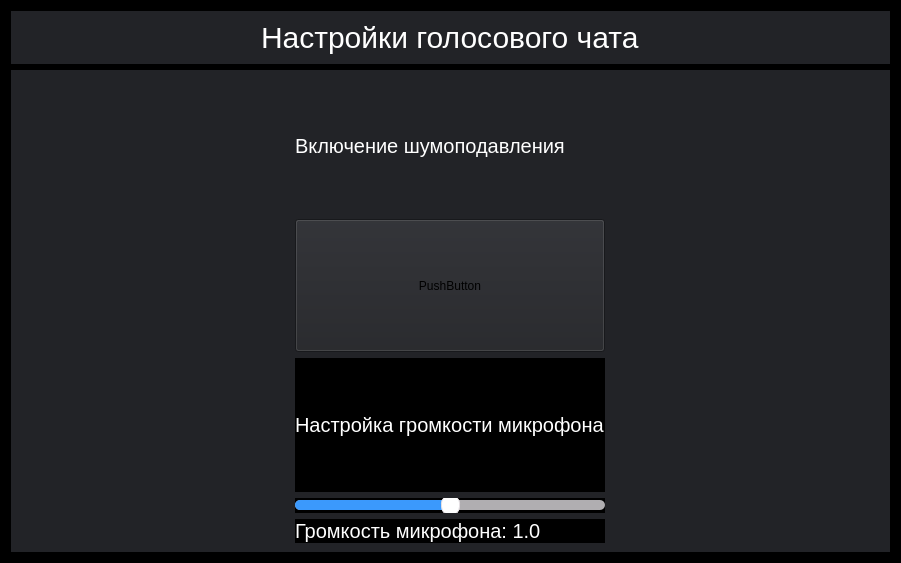
DmitryGorny/Zcord, file Zcord/GUI/Voice/VoiceParameters.ui: the form before one commit.
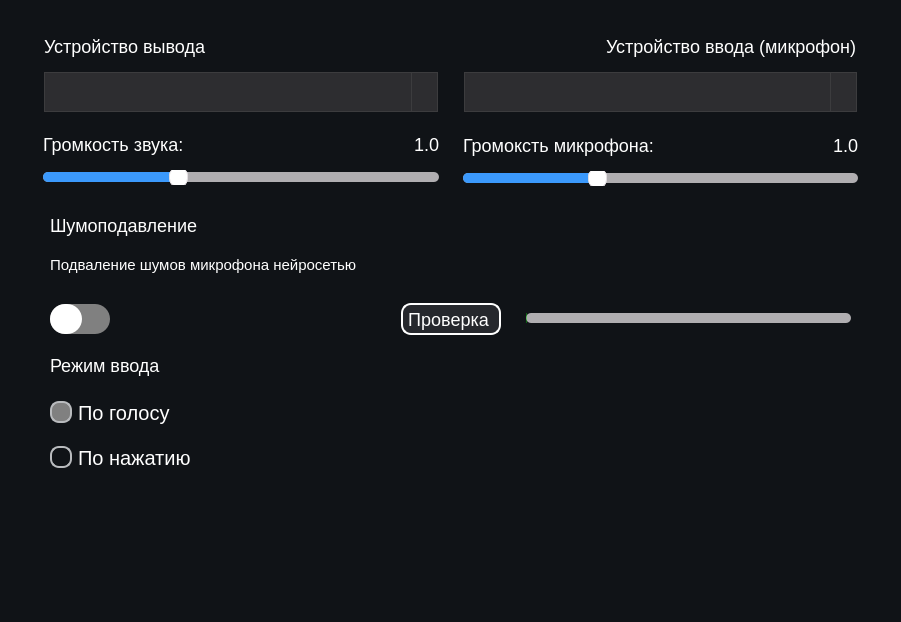
The form after the commit. Icons and pictures are not drawn.

What changed in the file:
```diff
--- a/Zcord/GUI/Voice/VoiceParameters.ui
+++ b/Zcord/GUI/Voice/VoiceParameters.ui
@@ -7,7 +7,7 @@
     <x>0</x>
     <y>0</y>
     <width>901</width>
-    <height>563</height>
+    <height>622</height>
    </rect>
   </property>
   <property name="sizePolicy">
@@ -25,113 +25,255 @@
 margin:0px;</string>
   </property>
   <layout class="QVBoxLayout" name="verticalLayout_2">
+   <property name="spacing">
+    <number>0</number>
+   </property>
+   <property name="leftMargin">
+    <number>0</number>
+   </property>
+   <property name="topMargin">
+    <number>0</number>
+   </property>
+   <property name="rightMargin">
+    <number>0</number>
+   </property>
+   <property name="bottomMargin">
+    <number>0</number>
+   </property>
    <item>
-    <widget class="QFrame" name="verticalFrame">
-     <property name="sizePolicy">
-      <sizepolicy hsizetype="Preferred" vsizetype="Fixed">
-       <horstretch>0</horstretch>
-       <verstretch>0</verstretch>
-      </sizepolicy>
-     </property>
+    <widget class="QFrame" name="settingsWrapper">
      <property name="styleSheet">
-      <string notr="true">background-color:rgba(34,35,39,255);</string>
+      <string notr="true">background-color:rgba(16,19,23,255);</string>
      </property>
-     <layout class="QVBoxLayout" name="verticalLayout_4">
-      <item alignment="Qt::AlignHCenter">
-       <widget class="QLabel" name="label_3">
+     <layout class="QVBoxLayout" name="settings" stretch="1,2,4">
+      <property name="spacing">
+       <number>0</number>
+      </property>
+      <property name="leftMargin">
+       <number>25</number>
+      </property>
+      <property name="topMargin">
+       <number>25</number>
+      </property>
+      <property name="rightMargin">
+       <number>25</number>
+      </property>
+      <item alignment="Qt::AlignTop">
+       <widget class="QFrame" name="MicroAndHeadphones">
         <property name="sizePolicy">
-         <sizepolicy hsizetype="Preferred" vsizetype="Preferred">
-          <horstretch>0</horstretch>
-          <verstretch>0</verstretch>
-         </sizepolicy>
-        </property>
-        <property name="styleSheet">
-         <string notr="true">color:white;
-border:none;
-font-size:30px;</string>
-        </property>
-        <property name="text">
-         <string>Настройки голосового чата</string>
-        </property>
-       </widget>
-      </item>
-     </layout>
-    </widget>
-   </item>
-   <item>
-    <widget class="QFrame" name="gridFrame">
-     <property name="styleSheet">
-      <string notr="true">background-color:rgba(34,35,39,255);</string>
-     </property>
-     <layout class="QGridLayout" name="gridLayout">
-      <item row="1" column="0">
-       <widget class="QLabel" name="label_2">
-        <property name="sizePolicy">
-         <sizepolicy hsizetype="Fixed" vsizetype="Preferred">
-          <horstretch>0</horstretch>
-          <verstretch>0</verstretch>
-         </sizepolicy>
-        </property>
-        <property name="layoutDirection">
-         <enum>Qt::LeftToRight</enum>
-        </property>
-        <property name="autoFillBackground">
-         <bool>false</bool>
-        </property>
-        <property name="styleSheet">
-         <string notr="true">color:white;
-border:none;
-font-size:20px;
-background-color:black;
-background-color:rgba(34,35,39,255);</string>
-        </property>
-        <property name="text">
-         <string>Включение шумоподавления</string>
-        </property>
-       </widget>
-      </item>
-      <item row="5" column="0">
-       <widget class="QLabel" name="label">
-        <property name="sizePolicy">
          <sizepolicy hsizetype="Preferred" vsizetype="Fixed">
           <horstretch>0</horstretch>
           <verstretch>0</verstretch>
          </sizepolicy>
         </property>
         <property name="styleSheet">
-         <string notr="true">color:white;
-border:none;
-font-size:20px;
-background-color:black;
-</string>
+         <string notr="true">QLabel {
+	color:white;
+	font-size:18px;
+}</string>
         </property>
-        <property name="text">
-         <string>Громкость микрофона: 1.0</string>
-        </property>
-       </widget>
-      </item>
-      <item row="4" column="0">
-       <widget class="QSlider" name="horizontalSlider">
-        <property name="sizePolicy">
-         <sizepolicy hsizetype="Minimum" vsizetype="Fixed">
-          <horstretch>0</horstretch>
-          <verstretch>0</verstretch>
-         </sizepolicy>
-        </property>
-        <property name="font">
-         <font>
-          <kerning>true</kerning>
-         </font>
-        </property>
-        <property name="cursor">
-         <cursorShape>ArrowCursor</cursorShape>
-        </property>
-        <property name="autoFillBackground">
-         <bool>false</bool>
-        </property>
-        <property name="styleSheet">
-         <string notr="true">QSlider{
-                background: black;
+        <layout class="QHBoxLayout">
+         <property name="topMargin">
+          <number>1</number>
+         </property>
+         <property name="bottomMargin">
+          <number>0</number>
+         </property>
+         <item>
+          <widget class="QFrame" name="Headphones">
+           <property name="sizePolicy">
+            <sizepolicy hsizetype="Preferred" vsizetype="Fixed">
+             <horstretch>0</horstretch>
+             <verstretch>0</verstretch>
+            </sizepolicy>
+           </property>
+           <layout class="QVBoxLayout" name="_3">
+            <item>
+             <widget class="QFrame" name="ChooseHeadphones">
+              <property name="sizePolicy">
+               <sizepolicy hsizetype="Preferred" vsizetype="Fixed">
+                <horstretch>0</horstretch>
+                <verstretch>0</verstretch>
+               </sizepolicy>
+              </property>
+              <property name="styleSheet">
+               <string notr="true">QLabel {
+	color:white;
+	font-size:18px;
+}</string>
+              </property>
+              <layout class="QVBoxLayout" name="_4">
+               <property name="spacing">
+                <number>15</number>
+               </property>
+               <property name="leftMargin">
+                <number>1</number>
+               </property>
+               <property name="topMargin">
+                <number>1</number>
+               </property>
+               <property name="rightMargin">
+                <number>1</number>
+               </property>
+               <property name="bottomMargin">
+                <number>1</number>
+               </property>
+               <item>
+                <widget class="QLabel" name="label">
+                 <property name="sizePolicy">
+                  <sizepolicy hsizetype="Fixed" vsizetype="Fixed">
+                   <horstretch>0</horstretch>
+                   <verstretch>0</verstretch>
+                  </sizepolicy>
+                 </property>
+                 <property name="text">
+                  <string>Устройство вывода</string>
+                 </property>
+                </widget>
+               </item>
+               <item>
+                <widget class="QComboBox" name="ChooseHeadPhonesBox">
+                 <property name="minimumSize">
+                  <size>
+                   <width>0</width>
+                   <height>40</height>
+                  </size>
+                 </property>
+                 <property name="styleSheet">
+                  <string notr="true">QComboBox {
+    background-color: #2d2d30; /* Тёмно-серый фон */
+    border: 1px solid #3c3c3e; /* Цвет обводки чуть светлее фона */
+    padding: 5px 10px; /* Отступы для текста */
+    font: 20px;
+    color: #ffffff; /* Белый цвет текста */
+}
+
+QComboBox:hover {
+    border: 1px solid orange; /* Голубая обводка при наведении */
+}
+
+QComboBox::drop-down {
+    subcontrol-origin: padding;
+    subcontrol-position: top right; /* Стрелка справа */
+    width: 25px; /* Ширина области стрелки */
+    border-left: 1px solid #3c3c3e; /* Разделитель между стрелкой и текстом */
+}
+
+QComboBox::down-arrow {
+    image: url(:/icons/icon/chevron_right_28dp_FFFFFF_FILL0_wght400_GRAD0_opsz24.svg); 
+}
+
+QComboBox QAbstractItemView {
+    background-color: #1e1e1e; /* Тёмный фон выпадающего списка */
+    border: 1px solid #3c3c3e; /* Контур выпадающего списка */
+	selection-background-color: #444;
+    selection-color: orange; /* Белый цвет текста при выделении */
+    color:  #ffffff; /* Белый текст для элементов */
+    padding: 5px; /* Отступы внутри выпадающего списка */
+    outline: none; /* Убираем контур */
+}
+
+QComboBox QAbstractItemView::item {
+    padding: 6px 10px; /* Дополнительные отступы внутри элементов */
+}
+
+
+QComboBox QAbstractItemView::item:selected {
+    background-color: orange; /* Синий фон выделенного элемента */
+    color: #ffffff; /* Белый текст */
+}
+</string>
+                 </property>
+                 <property name="iconSize">
+                  <size>
+                   <width>28</width>
+                   <height>28</height>
+                  </size>
+                 </property>
+                 <property name="duplicatesEnabled">
+                  <bool>false</bool>
+                 </property>
+                </widget>
+               </item>
+              </layout>
+             </widget>
+            </item>
+            <item>
+             <widget class="QFrame" name="ChooseVolume">
+              <property name="sizePolicy">
+               <sizepolicy hsizetype="Preferred" vsizetype="Fixed">
+                <horstretch>0</horstretch>
+                <verstretch>0</verstretch>
+               </sizepolicy>
+              </property>
+              <layout class="QVBoxLayout" name="ChooseVolume132">
+               <property name="spacing">
+                <number>15</number>
+               </property>
+               <property name="leftMargin">
+                <number>0</number>
+               </property>
+               <property name="topMargin">
+                <number>15</number>
+               </property>
+               <property name="rightMargin">
+                <number>0</number>
+               </property>
+               <property name="bottomMargin">
+                <number>0</number>
+               </property>
+               <item>
+                <layout class="QHBoxLayout" name="horizontalLayout">
+                 <item alignment="Qt::AlignLeft">
+                  <widget class="QLabel" name="label_4">
+                   <property name="sizePolicy">
+                    <sizepolicy hsizetype="Fixed" vsizetype="Fixed">
+                     <horstretch>0</horstretch>
+                     <verstretch>0</verstretch>
+                    </sizepolicy>
+                   </property>
+                   <property name="text">
+                    <string>Громкость звука:</string>
+                   </property>
+                  </widget>
+                 </item>
+                 <item alignment="Qt::AlignRight">
+                  <widget class="QLabel" name="VolimeOfHeadphonesLabel">
+                   <property name="sizePolicy">
+                    <sizepolicy hsizetype="Fixed" vsizetype="Preferred">
+                     <horstretch>0</horstretch>
+                     <verstretch>0</verstretch>
+                    </sizepolicy>
+                   </property>
+                   <property name="text">
+                    <string>1.0</string>
+                   </property>
+                  </widget>
+                 </item>
+                </layout>
+               </item>
+               <item>
+                <widget class="QSlider" name="VolumeOHeadphonesSlider">
+                 <property name="sizePolicy">
+                  <sizepolicy hsizetype="Minimum" vsizetype="Fixed">
+                   <horstretch>0</horstretch>
+                   <verstretch>0</verstretch>
+                  </sizepolicy>
+                 </property>
+                 <property name="font">
+                  <font>
+                   <kerning>true</kerning>
+                  </font>
+                 </property>
+                 <property name="cursor">
+                  <cursorShape>SplitHCursor</cursorShape>
+                 </property>
+                 <property name="autoFillBackground">
+                  <bool>false</bool>
+                 </property>
+                 <property name="styleSheet">
+                  <string notr="true">QSlider{
+                background-color:rgba(16,19,23,255);
             }
             QSlider::groove:horizontal {  
                 height: 10px;
@@ -150,76 +292,694 @@
                 background: #3B99FC;
                 border-radius: 5px;
             }</string>
-        </property>
-        <property name="minimum">
-         <number>-10</number>
-        </property>
-        <property name="maximum">
-         <number>30</number>
-        </property>
-        <property name="value">
-         <number>10</number>
-        </property>
-        <property name="orientation">
-         <enum>Qt::Horizontal</enum>
-        </property>
-        <property name="invertedAppearance">
-         <bool>false</bool>
-        </property>
-        <property name="invertedControls">
-         <bool>false</bool>
-        </property>
+                 </property>
+                 <property name="minimum">
+                  <number>0</number>
+                 </property>
+                 <property name="maximum">
+                  <number>30</number>
+                 </property>
+                 <property name="value">
+                  <number>10</number>
+                 </property>
+                 <property name="orientation">
+                  <enum>Qt::Horizontal</enum>
+                 </property>
+                 <property name="invertedAppearance">
+                  <bool>false</bool>
+                 </property>
+                 <property name="invertedControls">
+                  <bool>false</bool>
+                 </property>
+                </widget>
+               </item>
+              </layout>
+             </widget>
+            </item>
+           </layout>
+          </widget>
+         </item>
+         <item>
+          <widget class="QFrame" name="Micro">
+           <property name="sizePolicy">
+            <sizepolicy hsizetype="Preferred" vsizetype="Fixed">
+             <horstretch>0</horstretch>
+             <verstretch>0</verstretch>
+            </sizepolicy>
+           </property>
+           <layout class="QVBoxLayout" name="_2">
+            <property name="spacing">
+             <number>7</number>
+            </property>
+            <item>
+             <widget class="QFrame" name="ChooseMicro">
+              <property name="sizePolicy">
+               <sizepolicy hsizetype="Preferred" vsizetype="Fixed">
+                <horstretch>0</horstretch>
+                <verstretch>0</verstretch>
+               </sizepolicy>
+              </property>
+              <property name="styleSheet">
+               <string notr="true">QLabel {
+	color:white;
+	font-size:18px;
+}</string>
+              </property>
+              <layout class="QVBoxLayout" name="_5">
+               <property name="spacing">
+                <number>15</number>
+               </property>
+               <property name="leftMargin">
+                <number>1</number>
+               </property>
+               <property name="topMargin">
+                <number>1</number>
+               </property>
+               <property name="rightMargin">
+                <number>1</number>
+               </property>
+               <property name="bottomMargin">
+                <number>1</number>
+               </property>
+               <item alignment="Qt::AlignRight">
+                <widget class="QLabel" name="label_2">
+                 <property name="sizePolicy">
+                  <sizepolicy hsizetype="Fixed" vsizetype="Fixed">
+                   <horstretch>0</horstretch>
+                   <verstretch>0</verstretch>
+                  </sizepolicy>
+                 </property>
+                 <property name="text">
+                  <string>Устройство ввода (микрофон)</string>
+                 </property>
+                </widget>
+               </item>
+               <item>
+                <widget class="QComboBox" name="ChooseMicroBox">
+                 <property name="minimumSize">
+                  <size>
+                   <width>0</width>
+                   <height>40</height>
+                  </size>
+                 </property>
+                 <property name="styleSheet">
+                  <string notr="true">QComboBox {
+    background-color: #2d2d30; /* Тёмно-серый фон */
+    border: 1px solid #3c3c3e; /* Цвет обводки чуть светлее фона */
+    padding: 5px 10px; /* Отступы для текста */
+    font: 20px;
+    color: #ffffff; /* Белый цвет текста */
+}
+
+QComboBox:hover {
+    border: 1px solid orange; /* Голубая обводка при наведении */
+}
+
+QComboBox::drop-down {
+    subcontrol-origin: padding;
+    subcontrol-position: top right; /* Стрелка справа */
+    width: 25px; /* Ширина области стрелки */
+    border-left: 1px solid #3c3c3e; /* Разделитель между стрелкой и текстом */
+}
+
+QComboBox::down-arrow {
+    image: url(:/icons/icon/chevron_right_28dp_FFFFFF_FILL0_wght400_GRAD0_opsz24.svg); 
+}
+
+QComboBox QAbstractItemView {
+    background-color: #1e1e1e; /* Тёмный фон выпадающего списка */
+    border: 1px solid #3c3c3e; /* Контур выпадающего списка */
+	selection-background-color: #444;
+    selection-color: orange; /* Белый цвет текста при выделении */
+    color:  #ffffff; /* Белый текст для элементов */
+    padding: 5px; /* Отступы внутри выпадающего списка */
+    outline: none; /* Убираем контур */
+}
+
+QComboBox QAbstractItemView::item {
+    padding: 6px 10px; /* Дополнительные отступы внутри элементов */
+}
+
+
+QComboBox QAbstractItemView::item:selected {
+    background-color: orange; /* Синий фон выделенного элемента */
+    color: #ffffff; /* Белый текст */
+}
+</string>
+                 </property>
+                 <property name="iconSize">
+                  <size>
+                   <width>28</width>
+                   <height>28</height>
+                  </size>
+                 </property>
+                 <property name="duplicatesEnabled">
+                  <bool>false</bool>
+                 </property>
+                </widget>
+               </item>
+              </layout>
+             </widget>
+            </item>
+            <item>
+             <widget class="QFrame" name="ChooseVolumeOfMic">
+              <property name="sizePolicy">
+               <sizepolicy hsizetype="Preferred" vsizetype="Fixed">
+                <horstretch>0</horstretch>
+                <verstretch>0</verstretch>
+               </sizepolicy>
+              </property>
+              <layout class="QVBoxLayout" name="verticalLayout_5">
+               <property name="spacing">
+                <number>15</number>
+               </property>
+               <property name="leftMargin">
+                <number>0</number>
+               </property>
+               <property name="topMargin">
+                <number>15</number>
+               </property>
+               <property name="rightMargin">
+                <number>0</number>
+               </property>
+               <property name="bottomMargin">
+                <number>0</number>
+               </property>
+               <item>
+                <layout class="QHBoxLayout" name="horizontalLayout_2">
+                 <item alignment="Qt::AlignLeft">
+                  <widget class="QLabel" name="label_5">
+                   <property name="sizePolicy">
+                    <sizepolicy hsizetype="Fixed" vsizetype="Fixed">
+                     <horstretch>0</horstretch>
+                     <verstretch>0</verstretch>
+                    </sizepolicy>
+                   </property>
+                   <property name="text">
+                    <string>Громоксть микрофона:</string>
+                   </property>
+                  </widget>
+                 </item>
+                 <item alignment="Qt::AlignRight">
+                  <widget class="QLabel" name="label_6">
+                   <property name="text">
+                    <string>1.0</string>
+                   </property>
+                  </widget>
+                 </item>
+                </layout>
+               </item>
+               <item>
+                <widget class="QSlider" name="VolumeOfMicSlider">
+                 <property name="sizePolicy">
+                  <sizepolicy hsizetype="Minimum" vsizetype="Fixed">
+                   <horstretch>0</horstretch>
+                   <verstretch>0</verstretch>
+                  </sizepolicy>
+                 </property>
+                 <property name="font">
+                  <font>
+                   <kerning>true</kerning>
+                  </font>
+                 </property>
+                 <property name="cursor">
+                  <cursorShape>SplitHCursor</cursorShape>
+                 </property>
+                 <property name="autoFillBackground">
+                  <bool>false</bool>
+                 </property>
+                 <property name="styleSheet">
+                  <string notr="true">QSlider{
+                background-color:rgba(16,19,23,255);
+            }
+            QSlider::groove:horizontal {  
+                height: 10px;
+                margin: 0px;
+                border-radius: 5px;
+                background: #B0AEB1;
+            }
+            QSlider::handle:horizontal {
+                background: #fff;
+                border: 1px solid #E3DEE2;
+                width: 17px;
+                margin: -5px 0; 
+                border-radius: 8px;
+            }
+            QSlider::sub-page:qlineargradient {
+                background: #3B99FC;
+                border-radius: 5px;
+            }</string>
+                 </property>
+                 <property name="minimum">
+                  <number>0</number>
+                 </property>
+                 <property name="maximum">
+                  <number>30</number>
+                 </property>
+                 <property name="singleStep">
+                  <number>1</number>
+                 </property>
+                 <property name="value">
+                  <number>10</number>
+                 </property>
+                 <property name="orientation">
+                  <enum>Qt::Horizontal</enum>
+                 </property>
+                 <property name="invertedAppearance">
+                  <bool>false</bool>
+                 </property>
+                 <property name="invertedControls">
+                  <bool>false</bool>
+                 </property>
+                </widget>
+               </item>
+              </layout>
+             </widget>
+            </item>
+           </layout>
+          </widget>
+         </item>
+        </layout>
        </widget>
       </item>
-      <item row="3" column="0">
-       <widget class="QLabel" name="label_6">
+      <item alignment="Qt::AlignTop">
+       <widget class="QFrame" name="NoiseReduce">
         <property name="sizePolicy">
-         <sizepolicy hsizetype="Fixed" vsizetype="Preferred">
+         <sizepolicy hsizetype="Preferred" vsizetype="Fixed">
           <horstretch>0</horstretch>
           <verstretch>0</verstretch>
          </sizepolicy>
         </property>
-        <property name="layoutDirection">
-         <enum>Qt::LeftToRight</enum>
-        </property>
-        <property name="autoFillBackground">
-         <bool>false</bool>
-        </property>
         <property name="styleSheet">
-         <string notr="true">color:white;
-border:none;
-font-size:20px;
-background-color:black;
-</string>
+         <string notr="true"/>
         </property>
-        <property name="text">
-         <string>Настройка громкости микрофона</string>
-        </property>
+        <layout class="QVBoxLayout" name="verticalLayout">
+         <property name="spacing">
+          <number>20</number>
+         </property>
+         <property name="leftMargin">
+          <number>25</number>
+         </property>
+         <property name="topMargin">
+          <number>20</number>
+         </property>
+         <property name="rightMargin">
+          <number>25</number>
+         </property>
+         <property name="bottomMargin">
+          <number>0</number>
+         </property>
+         <item alignment="Qt::AlignTop">
+          <widget class="QLabel" name="label_7">
+           <property name="sizePolicy">
+            <sizepolicy hsizetype="Fixed" vsizetype="Fixed">
+             <horstretch>0</horstretch>
+             <verstretch>0</verstretch>
+            </sizepolicy>
+           </property>
+           <property name="styleSheet">
+            <string notr="true">QLabel {
+	color:white;
+	font-size:18px;
+}</string>
+           </property>
+           <property name="text">
+            <string>Шумоподавление</string>
+           </property>
+          </widget>
+         </item>
+         <item>
+          <widget class="QLabel" name="label_8">
+           <property name="sizePolicy">
+            <sizepolicy hsizetype="Fixed" vsizetype="Preferred">
+             <horstretch>0</horstretch>
+             <verstretch>0</verstretch>
+            </sizepolicy>
+           </property>
+           <property name="styleSheet">
+            <string notr="true">QLabel {
+	color:white;
+	font-size:15px;
+}</string>
+           </property>
+           <property name="text">
+            <string>Подваление шумов микрофона нейросетью</string>
+           </property>
+          </widget>
+         </item>
+         <item>
+          <widget class="QFrame" name="horizontalFrame">
+           <layout class="QHBoxLayout" name="horizontalLayout_4">
+            <property name="spacing">
+             <number>25</number>
+            </property>
+            <property name="leftMargin">
+             <number>0</number>
+            </property>
+            <property name="rightMargin">
+             <number>0</number>
+            </property>
+            <property name="bottomMargin">
+             <number>0</number>
+            </property>
+            <item alignment="Qt::AlignLeft">
+             <widget class="QFrame" name="NoiseReduceWrapper">
+              <property name="sizePolicy">
+               <sizepolicy hsizetype="Fixed" vsizetype="Fixed">
+                <horstretch>0</horstretch>
+                <verstretch>0</verstretch>
+               </sizepolicy>
+              </property>
+              <property name="minimumSize">
+               <size>
+                <width>60</width>
+                <height>30</height>
+               </size>
+              </property>
+              <property name="maximumSize">
+               <size>
+                <width>16777215</width>
+                <height>30</height>
+               </size>
+              </property>
+              <property name="styleSheet">
+               <string notr="true">QFrame {
+background-color:grey;
+border-radius:15%;
+}</string>
+              </property>
+              <layout class="QHBoxLayout" name="horizontalLayout_3">
+               <property name="leftMargin">
+                <number>0</number>
+               </property>
+               <property name="topMargin">
+                <number>0</number>
+               </property>
+               <property name="rightMargin">
+                <number>0</number>
+               </property>
+               <property name="bottomMargin">
+                <number>0</number>
+               </property>
+               <item alignment="Qt::AlignLeft|Qt::AlignVCenter">
+                <widget class="QPushButton" name="pushButton">
+                 <property name="sizePolicy">
+                  <sizepolicy hsizetype="Fixed" vsizetype="Fixed">
+                   <horstretch>0</horstretch>
+                   <verstretch>0</verstretch>
+                  </sizepolicy>
+                 </property>
+                 <property name="minimumSize">
+                  <size>
+                   <width>30</width>
+                   <height>30</height>
+                  </size>
+                 </property>
+                 <property name="styleSheet">
+                  <string notr="true">QPushButton {
+background-repeat :no-repeat;
+background-position: center;
+background-image:url(:/icons/icon/check_30dp_FFFFFF_FILL0_wght400_GRAD0_opsz24.svg);
+border-radius:15%;
+padding:0px;
+margin:0px;
+background-color:white;
+}
+</string>
+                 </property>
+                 <property name="icon">
+                  <iconset resource="res-rec.qrc">
+                   <normaloff>:/icons/icon/close_24dp_999999_FILL0_wght400_GRAD0_opsz24.svg</normaloff>:/icons/icon/close_24dp_999999_FILL0_wght400_GRAD0_opsz24.svg</iconset>
+                 </property>
+                 <property name="iconSize">
+                  <size>
+                   <width>24</width>
+                   <height>24</height>
+                  </size>
+                 </property>
+                 <property name="checkable">
+                  <bool>true</bool>
+                 </property>
+                 <property name="checked">
+                  <bool>false</bool>
+                 </property>
+                </widget>
+               </item>
+              </layout>
+             </widget>
+            </item>
+            <item>
+             <widget class="QPushButton" name="pushButton_2">
+              <property name="sizePolicy">
+               <sizepolicy hsizetype="Fixed" vsizetype="Fixed">
+                <horstretch>0</horstretch>
+                <verstretch>0</verstretch>
+               </sizepolicy>
+              </property>
+              <property name="minimumSize">
+               <size>
+                <width>100</width>
+                <height>32</height>
+               </size>
+              </property>
+              <property name="maximumSize">
+               <size>
+                <width>100</width>
+                <height>16777215</height>
+               </size>
+              </property>
+              <property name="styleSheet">
+               <string notr="true">background-color:rgba(38,40,45,255);;
+color:white;
+border-radius:10%;
+font-size:18px;
+border:2px solid white;</string>
+              </property>
+              <property name="text">
+               <string>Проверка </string>
+              </property>
+             </widget>
+            </item>
+            <item>
+             <layout class="QHBoxLayout" name="horizontalLayout_6">
+              <item>
+               <widget class="QSlider" name="VolumeCheckWithNoiseReduceSlider">
+                <property name="sizePolicy">
+                 <sizepolicy hsizetype="Preferred" vsizetype="Fixed">
+                  <horstretch>0</horstretch>
+                  <verstretch>0</verstretch>
+                 </sizepolicy>
+                </property>
+                <property name="minimumSize">
+                 <size>
+                  <width>0</width>
+                  <height>0</height>
+                 </size>
+                </property>
+                <property name="font">
+                 <font>
+                  <kerning>true</kerning>
+                 </font>
+                </property>
+                <property name="cursor">
+                 <cursorShape>ArrowCursor</cursorShape>
+                </property>
+                <property name="autoFillBackground">
+                 <bool>false</bool>
+                </property>
+                <property name="styleSheet">
+                 <string notr="true">QSlider{
+                background-color:rgba(16,19,23,255);
+            }
+            QSlider::groove:horizontal {  
+                height: 10px;
+                margin: 0px;
+                border-radius: 5px;
+                background: #B0AEB1;
+            }
+            QSlider::handle:horizontal {
+                background:none;
+            }
+            QSlider::sub-page:qlineargradient {
+                background: rgba(10, 227, 10, 0.39);
+                border-radius: 5px;
+            }</string>
+                </property>
+                <property name="minimum">
+                 <number>0</number>
+                </property>
+                <property name="maximum">
+                 <number>100</number>
+                </property>
+                <property name="value">
+                 <number>0</number>
+                </property>
+                <property name="sliderPosition">
+                 <number>0</number>
+                </property>
+                <property name="tracking">
+                 <bool>false</bool>
+                </property>
+                <property name="orientation">
+                 <enum>Qt::Horizontal</enum>
+                </property>
+                <property name="invertedAppearance">
+                 <bool>false</bool>
+                </property>
+                <property name="invertedControls">
+                 <bool>false</bool>
+                </property>
+                <property name="tickPosition">
+                 <enum>QSlider::NoTicks</enum>
+                </property>
+               </widget>
+              </item>
+             </layout>
+            </item>
+           </layout>
+          </widget>
+         </item>
+        </layout>
        </widget>
       </item>
-      <item row="2" column="0">
-       <widget class="QPushButton" name="pushButton">
+      <item alignment="Qt::AlignTop">
+       <widget class="QFrame" name="InputMode">
         <property name="sizePolicy">
-         <sizepolicy hsizetype="Minimum" vsizetype="Minimum">
+         <sizepolicy hsizetype="Preferred" vsizetype="Fixed">
           <horstretch>0</horstretch>
           <verstretch>0</verstretch>
          </sizepolicy>
         </property>
-        <property name="minimumSize">
-         <size>
-          <width>0</width>
-          <height>0</height>
-         </size>
-        </property>
-        <property name="sizeIncrement">
-         <size>
-          <width>0</width>
-          <height>0</height>
-         </size>
-        </property>
-        <property name="text">
-         <string>PushButton</string>
-        </property>
+        <layout class="QVBoxLayout" name="InputModedad">
+         <property name="spacing">
+          <number>15</number>
+         </property>
+         <property name="leftMargin">
+          <number>25</number>
+         </property>
+         <property name="topMargin">
+          <number>20</number>
+         </property>
+         <property name="rightMargin">
+          <number>25</number>
+         </property>
+         <property name="bottomMargin">
+          <number>0</number>
+         </property>
+         <item>
+          <widget class="QLabel" name="label_9">
+           <property name="sizePolicy">
+            <sizepolicy hsizetype="Preferred" vsizetype="Fixed">
+             <horstretch>0</horstretch>
+             <verstretch>0</verstretch>
+            </sizepolicy>
+           </property>
+           <property name="styleSheet">
+            <string notr="true">QLabel {
+	color:white;
+	font-size:18px;
+}</string>
+           </property>
+           <property name="text">
+            <string>Режим ввода</string>
+           </property>
+          </widget>
+         </item>
+         <item>
+          <widget class="QFrame" name="Choose">
+           <property name="sizePolicy">
+            <sizepolicy hsizetype="Preferred" vsizetype="Fixed">
+             <horstretch>0</horstretch>
+             <verstretch>0</verstretch>
+            </sizepolicy>
+           </property>
+           <layout class="QVBoxLayout" name="verticalLayout_3">
+            <property name="spacing">
+             <number>20</number>
+            </property>
+            <property name="leftMargin">
+             <number>0</number>
+            </property>
+            <property name="rightMargin">
+             <number>0</number>
+            </property>
+            <item>
+             <widget class="QRadioButton" name="radioButton">
+              <property name="sizePolicy">
+               <sizepolicy hsizetype="Fixed" vsizetype="Fixed">
+                <horstretch>0</horstretch>
+                <verstretch>0</verstretch>
+               </sizepolicy>
+              </property>
+              <property name="styleSheet">
+               <string notr="true">QRadioButton {
+color:white;
+font-size:20px;
+}
+
+QRadioButton::indicator {
+    width: 18px;
+    height: 18px;
+    border-radius: 9px;
+    border: 2px solid #b9bbbe;
+    background: transparent;
+}
+
+QRadioButton::indicator:hover {
+    border: 2px solid #dcddde;
+}
+
+QRadioButton::indicator:checked {
+    background: grey;
+}</string>
+              </property>
+              <property name="text">
+               <string>По голосу</string>
+              </property>
+              <property name="checked">
+               <bool>true</bool>
+              </property>
+             </widget>
+            </item>
+            <item>
+             <widget class="QRadioButton" name="radioButton_2">
+              <property name="sizePolicy">
+               <sizepolicy hsizetype="Fixed" vsizetype="Fixed">
+                <horstretch>0</horstretch>
+                <verstretch>0</verstretch>
+               </sizepolicy>
+              </property>
+              <property name="styleSheet">
+               <string notr="true">QRadioButton {
+color:white;
+font-size:20px;
+}
+
+QRadioButton::indicator {
+    width: 18px;
+    height: 18px;
+    border-radius: 9px;
+    border: 2px solid #b9bbbe;
+    background: transparent;
+}
+
+QRadioButton::indicator:hover {
+    border: 2px solid #dcddde;
+}
+
+QRadioButton::indicator:checked {
+    background: grey;
+}</string>
+              </property>
+              <property name="text">
+               <string>По нажатию</string>
+              </property>
+             </widget>
+            </item>
+           </layout>
+          </widget>
+         </item>
+        </layout>
        </widget>
       </item>
      </layout>
```
Left out of the diff: 2 changed lines with no effect on the pictures.
